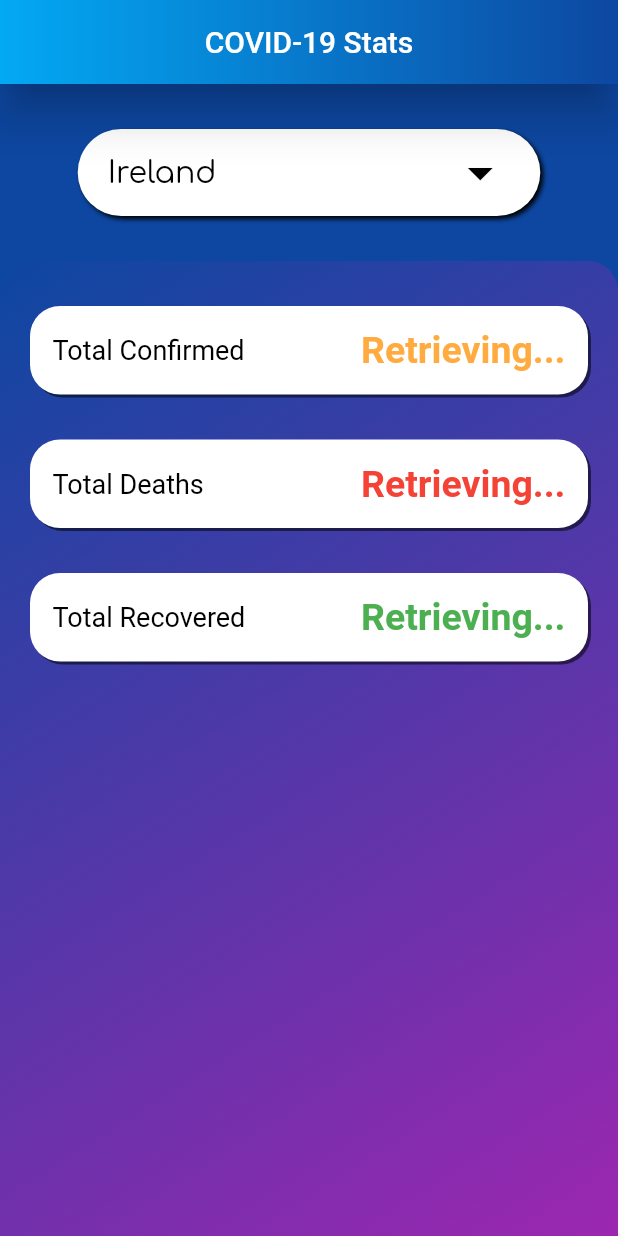
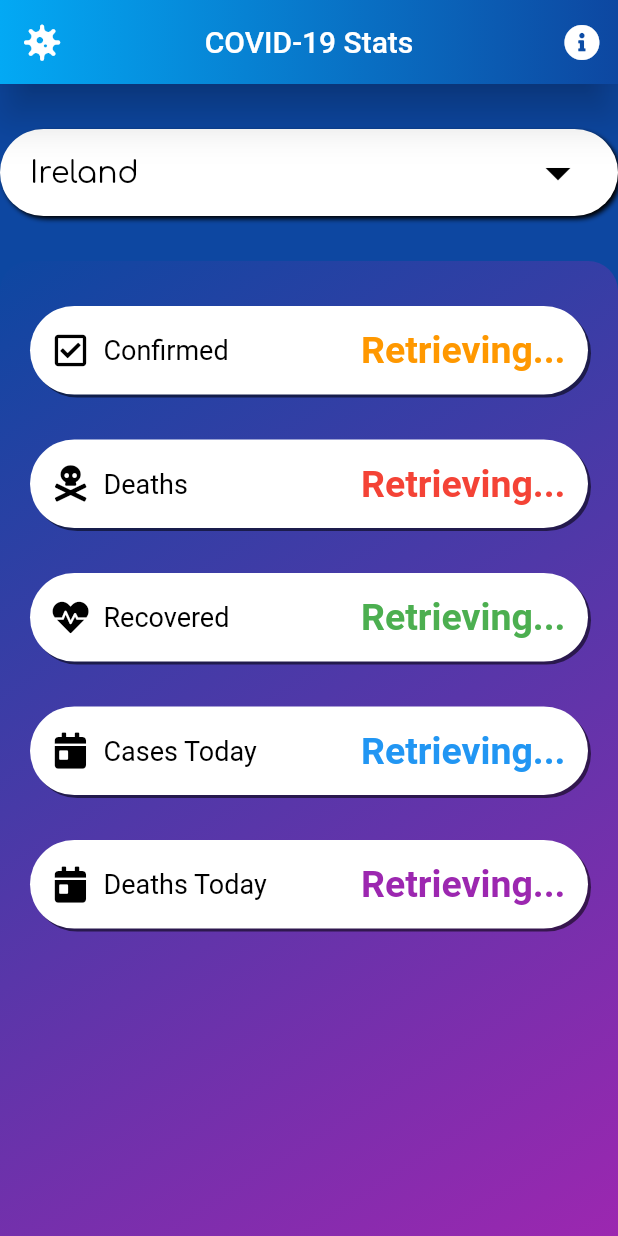
Before and after one commit to higgs165/CovidCheck, a Flutter app: the screen it shows after launch, on a phone screen of 412 x 824 dp. Run offline on Flutter 3.47's test engine with Material 2 defaults, Android fonts, the phone set to English and light mode, and no system bars; our stand-ins replace font_awesome_flutter, gradient_app_bar; network calls fail.

Commit message:
added icons and more stats

```diff
--- a/lib/api_call.dart
+++ b/lib/api_call.dart
@@ -4,7 +4,14 @@ import 'dart:convert';
 class DataCall {
   Future getStats(String region) async {
     Map<String, String> statMap = {};
-    String requestUrl = 'https://disease.sh/v2/countries/$region';
+    String requestUrl;
+
+    if(region == 'Global') {
+      requestUrl = 'https://disease.sh/v2/all';
+    }
+    else {
+      requestUrl = 'https://disease.sh/v2/countries/$region';
+    }
 
     http.Response response = await http.get(requestUrl);
 
@@ -14,12 +21,14 @@ class DataCall {
       int confirmed = data['cases'];
       int deaths = data['deaths'];
       int recovered = data['recovered'];
-      //String flag = data['countryInfo']['flag'];
+      int todayCases = data['todayCases'];
+      int todayDeaths = data['todayDeaths'];
 
       statMap['confirmed'] = confirmed.toString();
       statMap['deaths'] = deaths.toString();
       statMap['recovered'] = recovered.toString();
-      //statMap['flag'] = flag.toString();
+      statMap['todayCases'] = todayCases.toString();
+      statMap['todayDeaths'] = todayDeaths.toString();
 
       return statMap;
     } else {
--- a/lib/countries_list.dart
+++ b/lib/countries_list.dart
@@ -1,16 +1,14 @@
 
 List<String> countriesList = [
+  'Global',
   'UK',
   'US',
   'Ireland',
   'Afghanistan',
   'Albania',
   'Algeria',
-  'American Samoa',
   'Andorra',
   'Angola',
-  'Anguilla',
-  'Antigua & Barbuda',
   'Argentina',
   'Armenia',
   'Aruba',
@@ -27,24 +25,19 @@ List<String> countriesList = [
   'Bermuda',
   'Bhutan',
   'Bolivia',
-  'Bosnia & Herzegovina',
   'Botswana',
   'Brazil',
   'Brunei',
   'Bulgaria',
-  'Burma',
   'Burundi',
   'Cambodia',
   'Cameroon',
   'Canada',
-  'Cape Verde',
   'Cayman Islands',
   'Chad',
   'Chile',
   'China',
   'Colombia',
-  'Comoros',
-  'Cook Islands',
   'Costa Rica',
   'Cote d\'Ivoire',
   'Croatia',
@@ -63,15 +56,12 @@ List<String> countriesList = [
   'Eritrea',
   'Estonia',
   'Ethiopia',
-  'Faroe Islands',
   'Fiji',
   'Finland',
   'France',
   'French Guiana',
   'French Polynesia',
   'Gabon',
-  'Gambia, The',
-  'Gaza Strip',
   'Georgia',
   'Germany',
   'Ghana',
@@ -79,7 +69,6 @@ List<String> countriesList = [
   'Greece',
   'Greenland',
   'Grenada',
-  'Guadeloupe',
   'Guam',
   'Guatemala',
   'Guernsey',
@@ -104,8 +93,8 @@ List<String> countriesList = [
   'Kazakhstan',
   'Kenya',
   'Kiribati',
-  'Korea, North',
-  'Korea, South',
+  'North Korea',
+  'South Korea'
   'Kuwait',
   'Kyrgyzstan',
   'Laos',
@@ -117,7 +106,6 @@ List<String> countriesList = [
   'Liechtenstein',
   'Lithuania',
   'Luxembourg',
-  'Macau',
   'Macedonia',
   'Madagascar',
   'Malawi',
@@ -125,20 +113,16 @@ List<String> countriesList = [
   'Maldives',
   'Mali',
   'Malta',
-  'Marshall Islands',
   'Martinique',
   'Mauritania',
   'Mauritius',
-  'Mayotte',
   'Mexico',
   'Moldova',
   'Monaco',
   'Mongolia',
-  'Montserrat',
   'Morocco',
   'Mozambique',
   'Namibia',
-  'Nauru',
   'Nepal',
   'Netherlands',
   'New Zealand',
@@ -169,7 +153,6 @@ List<String> countriesList = [
   'Singapore',
   'Slovakia',
   'Slovenia',
-  'Solomon Islands',
   'Somalia',
   'South Africa',
   'Spain',
@@ -184,9 +167,6 @@ List<String> countriesList = [
   'Tajikistan',
   'Tanzania',
   'Thailand',
-  'Togo',
-  'Tonga',
-  'Trinidad & Tobago',
   'Tunisia',
   'Turkey',
   'Turkmenistan',
@@ -200,7 +180,6 @@ List<String> countriesList = [
   'Venezuela',
   'Vietnam',
   'Virgin Islands',
-  'Western Sahara',
   'Yemen',
   'Zambia',
   'Zimbabwe'
--- a/lib/stats_cards.dart
+++ b/lib/stats_cards.dart
@@ -1,12 +1,14 @@
 import 'package:flutter/material.dart';
+import 'package:font_awesome_flutter/font_awesome_flutter.dart';
 
 class StatsContainer extends StatelessWidget {
 
-  StatsContainer({this.text, this.statColour, this.stat});
+  StatsContainer({this.text, this.statColour, this.stat, this.icon});
 
   final String text;
   final Color statColour;
   final String stat;
+  final IconData icon;
 
   @override
   Widget build(BuildContext context) {
@@ -14,7 +16,7 @@ class StatsContainer extends StatelessWidget {
       margin: EdgeInsets.only(top: 30.0),
       padding: EdgeInsets.all(15.0),
       decoration: BoxDecoration(
-        borderRadius: BorderRadius.all(Radius.circular(20.0)),
+        borderRadius: BorderRadius.all(Radius.circular(30.0)),
         color: Colors.white,
         boxShadow: <BoxShadow>[
           BoxShadow(
@@ -25,9 +27,14 @@ class StatsContainer extends StatelessWidget {
       ),
       child: Row(
         children: <Widget>[
+          Icon(
+            icon,
+            color: Colors.black,
+          ),
+          SizedBox(width: 10.0),
           Expanded(
             child: Text(
-              'Total $text',
+              '$text',
               style: TextStyle(
                 color: Colors.black,
                 fontSize: 18.0,
--- a/lib/stats_screen.dart
+++ b/lib/stats_screen.dart
@@ -3,7 +3,7 @@ import 'api_call.dart';
 import 'stats_cards.dart';
 import 'countries_list.dart';
 import 'package:gradient_app_bar/gradient_app_bar.dart';
-import 'package:animated_text_kit/animated_text_kit.dart';
+import 'package:font_awesome_flutter/font_awesome_flutter.dart';
 
 
 class Covid extends StatefulWidget {
@@ -29,6 +29,8 @@ class _CovidState extends State<Covid> {
           child: Text(value),
         );
       }).toList(),
+      focusColor: Colors.lightBlueAccent,
+      isExpanded: true,
       icon: Icon(Icons.arrow_drop_down, color: Colors.black),
       iconSize: 40.0,
       dropdownColor: Colors.white,
@@ -74,6 +76,20 @@ class _CovidState extends State<Covid> {
   Widget build(BuildContext context) {
     return Scaffold(
       appBar: GradientAppBar(
+        leading: Icon(
+          FontAwesomeIcons.virus,
+        ),
+        actions: <Widget>[
+          IconButton(
+            icon: Icon(
+              FontAwesomeIcons.infoCircle,
+              color: Colors.white,
+            ),
+            onPressed: () {
+
+            },
+          ),
+        ],
         title: Text('COVID-19 Stats'),
         centerTitle: true,
         elevation: 12.0,
@@ -83,8 +99,7 @@ class _CovidState extends State<Covid> {
       ),
       body: Column(
         children: <Widget>[
-          Center(
-            child: Container(
+          Container(
             margin: EdgeInsets.only(top: 30.0),
             padding: EdgeInsets.fromLTRB(20.0, 5.0, 20.0, 5.0),
             decoration: BoxDecoration(
@@ -103,7 +118,6 @@ class _CovidState extends State<Covid> {
               child: countriesDropdown(),
             ),
           ),
-          ),
           SizedBox(height: 30.0),
           Expanded(
             child: Container(
@@ -120,10 +134,11 @@ class _CovidState extends State<Covid> {
               ),
               child: ListView(
                 children: <Widget>[
-                  StatsContainer(text: 'Confirmed', stat: isWaiting ? 'Retrieving...' : statsMap['confirmed'], statColour: Colors.orangeAccent),
-                  StatsContainer(text: 'Deaths', stat: isWaiting ? 'Retrieving...' : statsMap['deaths'], statColour: Colors.red),
-                  StatsContainer(text: 'Recovered', stat: isWaiting ? 'Retrieving...' : statsMap['recovered'], statColour: Colors.green),
-                  SizedBox(height: 20.0),
+                  StatsContainer(text: 'Confirmed', stat: isWaiting ? 'Retrieving...' : statsMap['confirmed'], statColour: Colors.orange, icon: FontAwesomeIcons.checkSquare),
+                  StatsContainer(text: 'Deaths', stat: isWaiting ? 'Retrieving...' : statsMap['deaths'], statColour: Colors.red, icon: FontAwesomeIcons.skullCrossbones),
+                  StatsContainer(text: 'Recovered', stat: isWaiting ? 'Retrieving...' : statsMap['recovered'], statColour: Colors.green, icon: FontAwesomeIcons.heartbeat),
+                  StatsContainer(text: 'Cases Today', stat: isWaiting ? 'Retrieving...' : statsMap['todayCases'], statColour: Colors.blue, icon: FontAwesomeIcons.calendarDay),
+                  StatsContainer(text: 'Deaths Today', stat: isWaiting ? 'Retrieving...' : statsMap['todayDeaths'], statColour: Colors.purple, icon: FontAwesomeIcons.calendarDay),
                 ],
               ),
             ),
--- a/pubspec.yaml
+++ b/pubspec.yaml
@@ -15,7 +15,7 @@ dependencies:
   cupertino_icons: ^0.1.3
   http: ^0.12.1
   gradient_app_bar: ^0.1.3
-  animated_text_kit: ^2.2.0
+  font_awesome_flutter: ^8.8.1
 
 dev_dependencies:
   flutter_test:
```
Also changed, not shown: pubspec.lock. Lines whose indentation alone changed are shown as unchanged.
